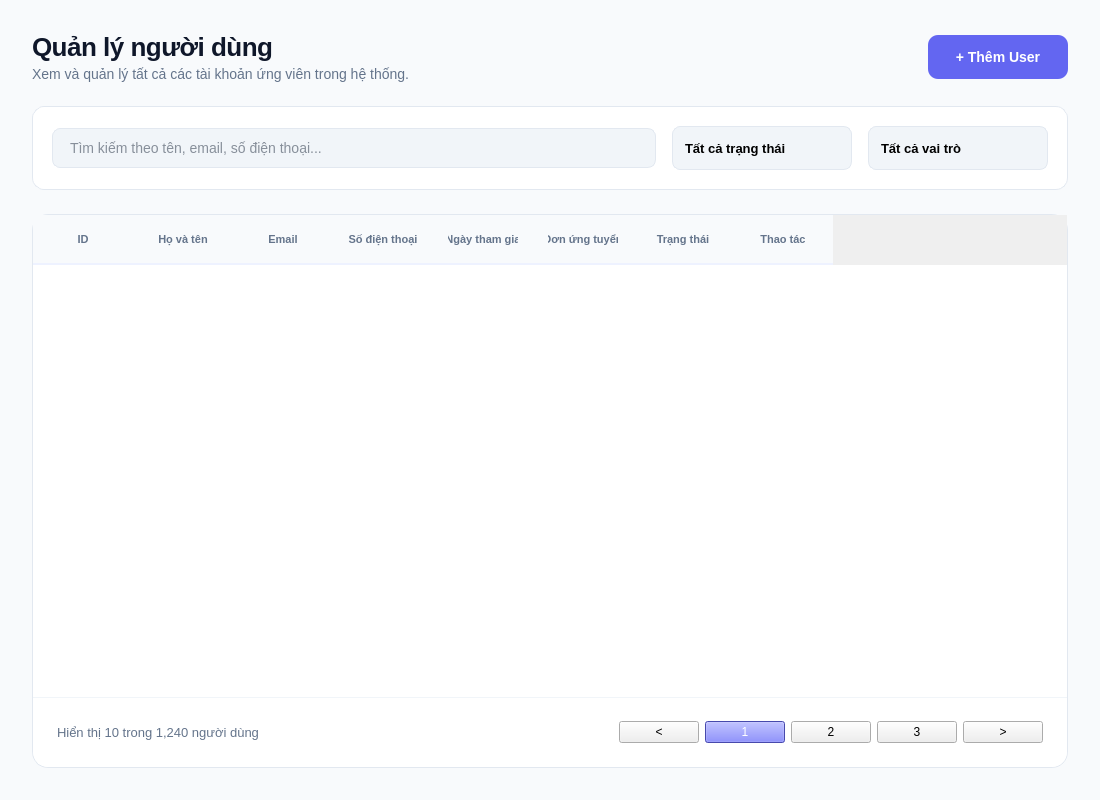
The window that client/resources/ui/QuanLyUser.ui (imaira203/BTLPY_N21_D31) describes before a commit, drawn with Qt 5.
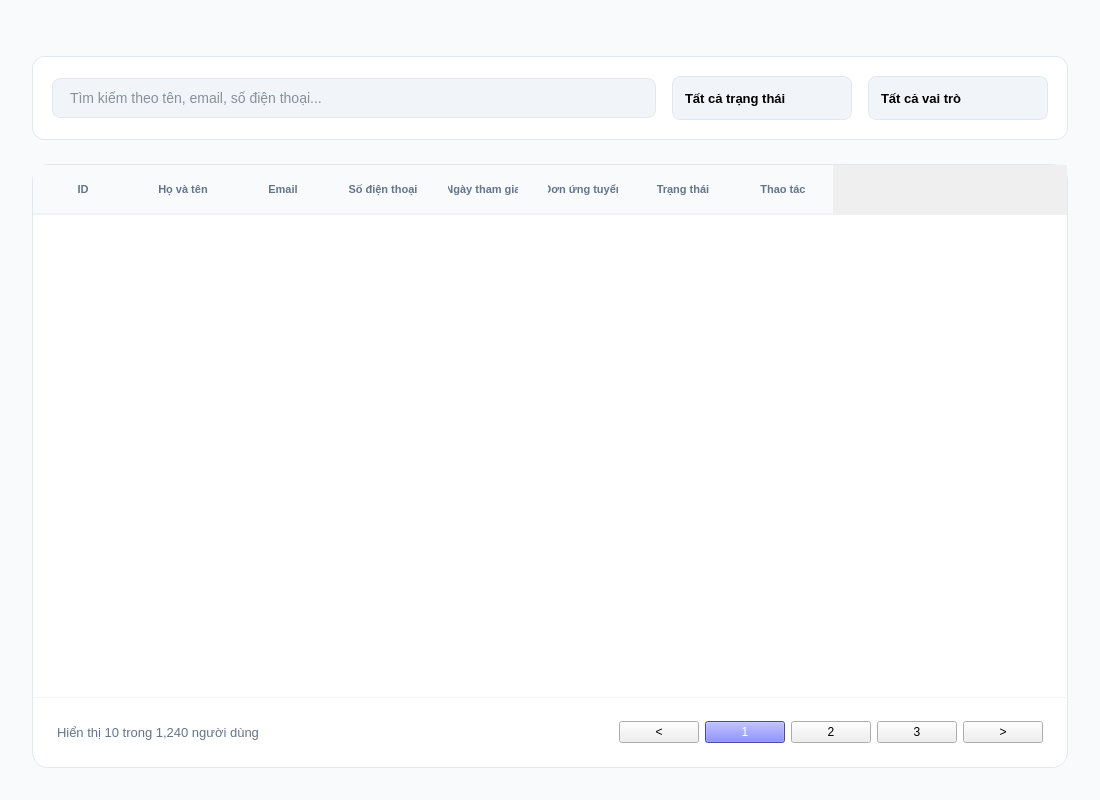
The same window after the commit.

Diff of the .ui file:
```diff
--- a/client/resources/ui/QuanLyUser.ui
+++ b/client/resources/ui/QuanLyUser.ui
@@ -186,56 +186,6 @@
           <property name="bottomMargin">
            <number>0</number>
           </property>
-          <item>
-           <layout class="QVBoxLayout" name="titleLayout">
-            <property name="spacing">
-             <number>4</number>
-            </property>
-            <item>
-             <widget class="QLabel" name="pageTitle">
-              <property name="text">
-               <string>Quản lý người dùng</string>
-              </property>
-             </widget>
-            </item>
-            <item>
-             <widget class="QLabel" name="pageSubtitle">
-              <property name="text">
-               <string>Xem và quản lý tất cả các tài khoản ứng viên trong hệ thống.</string>
-              </property>
-             </widget>
-            </item>
-           </layout>
-          </item>
-          <item>
-           <spacer name="horizontalSpacer">
-            <property name="orientation">
-             <enum>Qt::Horizontal</enum>
-            </property>
-            <property name="sizeHint" stdset="0">
-             <size>
-              <width>40</width>
-              <height>20</height>
-             </size>
-            </property>
-           </spacer>
-          </item>
-          <item>
-           <widget class="QPushButton" name="btnAddUser">
-            <property name="minimumSize">
-             <size>
-              <width>140</width>
-              <height>44</height>
-             </size>
-            </property>
-            <property name="styleSheet">
-             <string notr="true">QPushButton { background-color: #6366F1; color: white; border-radius: 10px; font-weight: 700; font-size: 14px; } QPushButton:hover { background-color: #4F46E5; }</string>
-            </property>
-            <property name="text">
-             <string>+ Thêm User</string>
-            </property>
-           </widget>
-          </item>
          </layout>
         </widget>
        </item>
```
